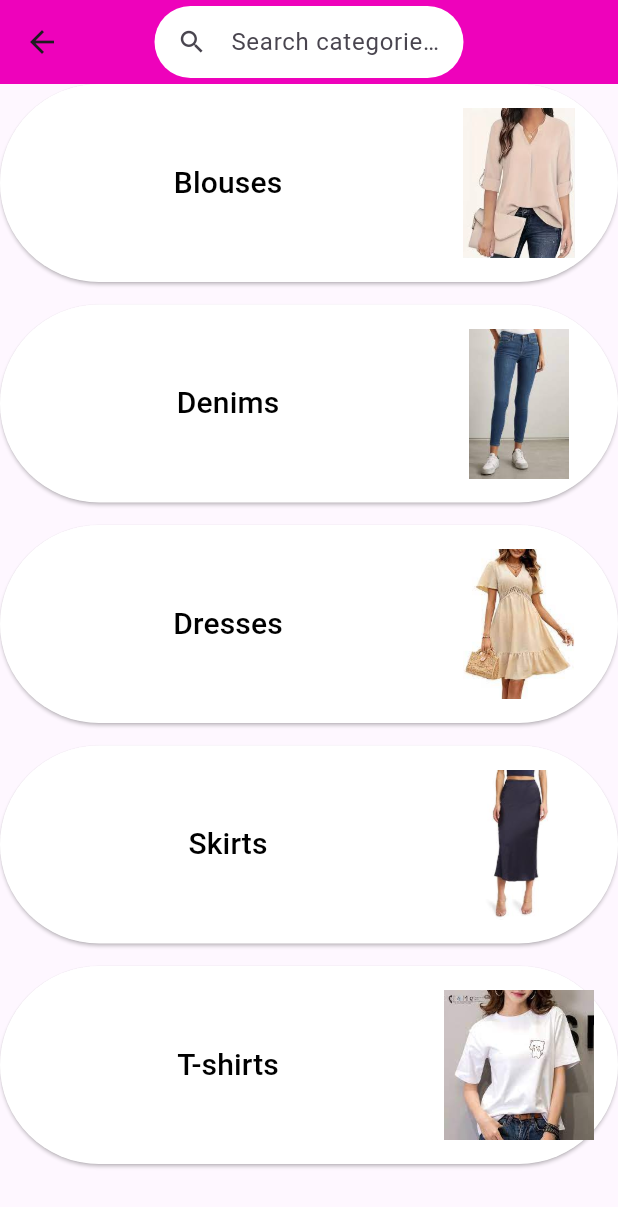
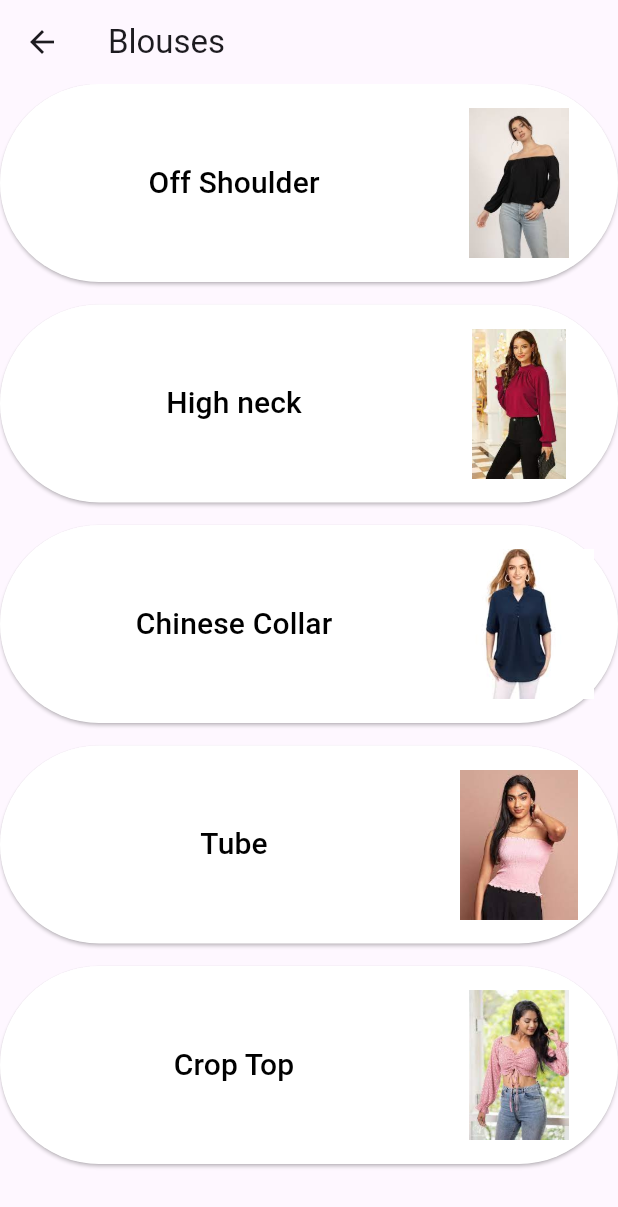
Before and after one commit to 001-lasen/SDGP-2023-2024, a Flutter app: the WomenensClothingCat screen opened directly, after a tap on "Blouses", on a phone screen of 412 x 824 dp. Shown: the top 1207 px of the screen. Run offline on Flutter 3.47's test engine with Material 3 defaults, Android fonts, the phone set to English and light mode, and no system bars; our stand-ins replace firebase_core; accounts and stored records are empty.

Commit message:
12th commit- added seperate screens
Added separate screens for blouses and jeans in the women's section. In these separate screens, various types of blouses and jeans are displayed.

```diff
--- /dev/null
+++ b/fit_me/lib/BlouseScreen.dart
@@ -0,0 +1,71 @@
+import 'package:flutter/material.dart';
+
+class BlouseScreen extends StatelessWidget {
+  @override
+  Widget build(BuildContext context) {
+    return Scaffold(
+      appBar: AppBar(
+        title: Text('Blouses'),
+      ),
+      body: SingleChildScrollView(
+        child: Center(
+          child: Column(
+            mainAxisAlignment: MainAxisAlignment.center,
+            children: [
+              _blouseButton(context, "Off Shoulder", "imgs/offshoulder.jpeg"),
+              SizedBox(height: 15),
+              _blouseButton(context, "High neck", "imgs/highneck.jpeg"),
+              SizedBox(height: 15),
+              _blouseButton(context, "Chinese Collar", "imgs/chineesecollar.jpeg"),
+              SizedBox(height: 15),
+              _blouseButton(context, "Tube", "imgs/tube.jpeg"),
+              SizedBox(height: 15),
+              _blouseButton(context, "Crop Top", "imgs/crop.jpeg"),
+              SizedBox(height: 15),
+            ],
+          ),
+        ),
+      ),
+    );
+  }
+
+  Widget _blouseButton(BuildContext context, String blouseName, String imagePath) {
+    return Container(
+      width: double.infinity,
+      child: ElevatedButton(
+        onPressed: () {
+          // Handle button press
+        },
+        style: ElevatedButton.styleFrom(
+          padding: EdgeInsets.all(16.0),
+          backgroundColor: Colors.white, // Set button background color
+        ),
+        child: Row(
+          mainAxisAlignment: MainAxisAlignment.spaceBetween, // Align children to start and end
+          crossAxisAlignment: CrossAxisAlignment.center, // Align children vertically centered
+          children: [
+            Expanded(
+              child: Center(
+                child: Text(
+                  blouseName,
+                  style: TextStyle(fontSize: 20, color: Colors.black),
+                ),
+              ),
+            ),
+            Image.asset(
+              imagePath,
+              width: 100, // Adjust image width as needed
+              height: 100, // Adjust image height as needed
+            ),
+          ],
+        ),
+      ),
+    );
+  }
+}
+
+void main() {
+  runApp(MaterialApp(
+    home: BlouseScreen(),
+  ));
+}
--- a/fit_me/lib/womenClothingCat.dart
+++ b/fit_me/lib/womenClothingCat.dart
@@ -1,4 +1,7 @@
 import 'package:flutter/material.dart';
+
+import 'BlouseScreen.dart'; // Import the BlouseScreen.dart file
+import 'JeansScreen.dart'; // Import the JeansScreen.dart file
 
 class WomenensClothingCat extends StatefulWidget {
   @override
@@ -20,8 +23,8 @@ class _WomenensClothingCatState extends State<WomenensClothingCat> {
               Expanded(
                 child: Center(
                   child: Container(
-                    width: MediaQuery.of(context).size.width * 0.5, // Adjust the width of the search bar
-                    padding: EdgeInsets.symmetric(horizontal:15),
+                    width: MediaQuery.of(context).size.width * 0.5,
+                    padding: EdgeInsets.symmetric(horizontal: 15),
                     decoration: BoxDecoration(
                       color: Colors.white,
                       borderRadius: BorderRadius.circular(30),
@@ -35,7 +38,7 @@ class _WomenensClothingCatState extends State<WomenensClothingCat> {
                       decoration: InputDecoration(
                         hintText: 'Search categories...',
                         border: InputBorder.none,
-                        icon: Icon(Icons.search, size: 20), // Adjust the size of the search icon
+                        icon: Icon(Icons.search, size: 20),
                       ),
                     ),
                   ),
@@ -50,16 +53,21 @@ class _WomenensClothingCatState extends State<WomenensClothingCat> {
           child: Column(
             mainAxisAlignment: MainAxisAlignment.center,
             children: [
-              _categoryButton("Blouses", "imgs/blouse.jpeg"),
+              _categoryButton("Blouses", "imgs/blouse.jpeg", () {
+                Navigator.push(
+                  context,
+                  MaterialPageRoute(builder: (context) => BlouseScreen()), // Navigate to BlouseScreen
+                );
+              }),
               SizedBox(height: 15),
-              _categoryButton("Denims", "imgs/denim.jpeg"),
+              _categoryButton("Jeans", "imgs/jean.jpeg", () {
+                Navigator.push(
+                  context,
+                  MaterialPageRoute(builder: (context) => JeansScreen()), // Navigate to JeansScreen
+                );
+              }),
               SizedBox(height: 15),
-              _categoryButton("Dresses", "imgs/dress.jpeg"),
-              SizedBox(height: 15),
-              _categoryButton("Skirts", "imgs/skirt.jpeg"),
-              SizedBox(height: 15),
-              _categoryButton("T-shirts", "imgs/tshirt.jpeg"),
-              SizedBox(height: 15),
+              // Add other category buttons here
             ],
           ),
         ),
@@ -67,21 +75,19 @@ class _WomenensClothingCatState extends State<WomenensClothingCat> {
     );
   }
 
-  Widget _categoryButton(String categoryName, String imagePath) {
+  Widget _categoryButton(String categoryName, String imagePath, VoidCallback onPressed) {
     if (categoryName.toLowerCase().contains(searchText.toLowerCase()) || searchText.isEmpty) {
       return Container(
         width: double.infinity,
         child: ElevatedButton(
-          onPressed: () {
-            // Handle button press
-          },
+          onPressed: onPressed,
           style: ElevatedButton.styleFrom(
             padding: EdgeInsets.all(16.0),
-            backgroundColor: Colors.white, // Set button background color
+            backgroundColor: Colors.white,
           ),
           child: Row(
-            mainAxisAlignment: MainAxisAlignment.spaceBetween, // Align children to start and end
-            crossAxisAlignment: CrossAxisAlignment.center, // Align children vertically centered
+            mainAxisAlignment: MainAxisAlignment.spaceBetween,
+            crossAxisAlignment: CrossAxisAlignment.center,
             children: [
               Expanded(
                 child: Center(
@@ -91,20 +97,17 @@ class _WomenensClothingCatState extends State<WomenensClothingCat> {
                   ),
                 ),
               ),
-              Padding(
-                padding: const EdgeInsets.only(right: 8.0), // Adjust the right padding as needed
-              ),
               Image.asset(
                 imagePath,
-                width: 100, // Adjust image width as needed
-                height: 100, // Adjust image height as needed
+                width: 100,
+                height: 100,
               ),
             ],
           ),
         ),
       );
     } else {
-      return SizedBox(); // Return an empty SizedBox if the category doesn't match the search
+      return SizedBox();
     }
   }
 }
```
Also changed, not shown: fit_me/lib/JeansScreen.dart (added, +71 -0 lines), fit_me/lib/SkirtScreen.dart (added, +71 -0 lines), fit_me/lib/mensClothingCat.dart (+6 -2 lines), fit_me/imgs/baggy_jeans.jpeg (added), fit_me/imgs/ballerina.jpeg (added), fit_me/imgs/chineesecollar.jpeg (added), fit_me/imgs/crop.jpeg (added), fit_me/imgs/denimSkirt.jpeg (added), fit_me/imgs/flared_jeans.jpeg (added), fit_me/imgs/highneck.jpeg (added), fit_me/imgs/jean.jpeg (renamed from fit_me/imgs/denim.jpeg), fit_me/imgs/offshoulder.jpeg (added), fit_me/imgs/skinny_jeans.jpeg (added), fit_me/imgs/slimfit_jeans.jpeg (added), 2 more files.
